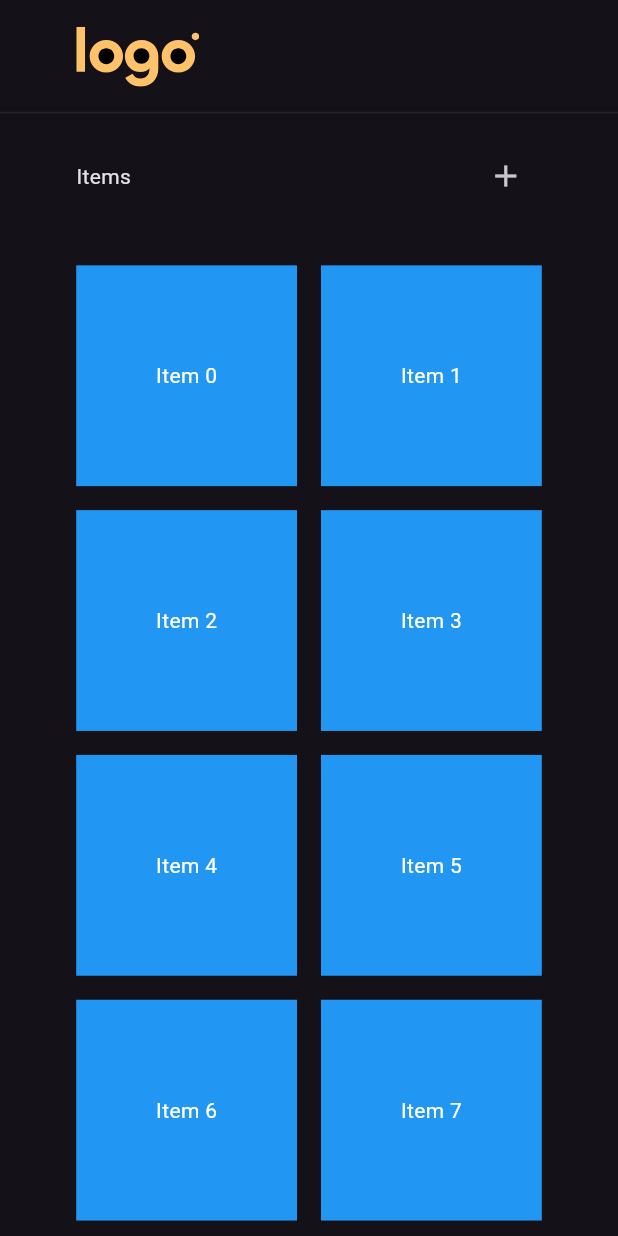
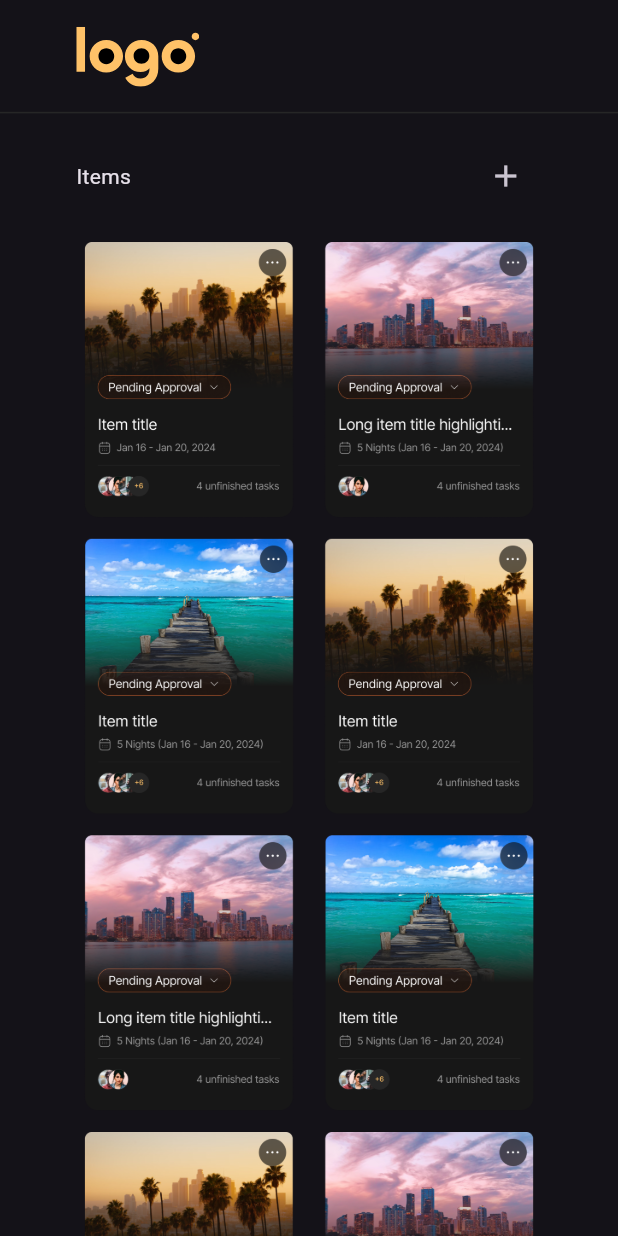
Before and after one commit to mo7amedaliEbaid/flutter_web_ui, a Flutter app: the DesktopView screen opened directly, on a phone screen of 412 x 824 dp. Run offline on Flutter 3.47's test engine with Material 3 defaults, Android fonts, the phone set to English and light mode, and no system bars; our stand-ins replace flutter_svg, google_fonts.

Commit message:
responsive

```diff
--- a/lib/desktop/desktop.dart
+++ b/lib/desktop/desktop.dart
@@ -1,3 +1,4 @@
+import 'package:flutter/gestures.dart';
 import 'package:flutter/material.dart';
 import 'package:flutter_svg/flutter_svg.dart';
 import 'package:flutter_web_ui/configs/configs.dart';
@@ -5,6 +6,16 @@ import 'package:flutter_web_ui/widgets/common_grid.dart';
 
 import '../gen/assets.gen.dart';
 import '../widgets/common_row.dart';
+
+class MyCustomScrollBehavior extends MaterialScrollBehavior {
+  // Override to allow mouse, touch, etc.
+  @override
+  Set<PointerDeviceKind> get dragDevices => {
+        PointerDeviceKind.touch,
+        PointerDeviceKind.mouse,
+        PointerDeviceKind.trackpad,
+      };
+}
 
 class DesktopView extends StatefulWidget {
   const DesktopView({super.key});
@@ -33,6 +44,12 @@ class _DesktopViewState extends State<DesktopView> {
             height: 0,
             indent: 0,
           ),
+          Expanded(
+            child: ScrollConfiguration(
+              behavior: MyCustomScrollBehavior(),
+              child: SingleChildScrollView(
+                child: Column(
+                  children: [
                     Padding(
                       padding: EdgeInsets.symmetric(
                         horizontal: AppDimensions.normalize(20),
@@ -43,6 +60,11 @@ class _DesktopViewState extends State<DesktopView> {
                     CommonGrid(),
                   ],
                 ),
+              ),
+            ),
+          )
+        ],
+      ),
     );
   }
 }
--- a/lib/gen/assets.gen.dart
+++ b/lib/gen/assets.gen.dart
@@ -11,6 +11,15 @@ import 'package:flutter/widgets.dart';
 
 class $AssetsPngGen {
   const $AssetsPngGen();
+
+  /// File path: assets/png/card1.png
+  AssetGenImage get card1 => const AssetGenImage('assets/png/card1.png');
+
+  /// File path: assets/png/card2.png
+  AssetGenImage get card2 => const AssetGenImage('assets/png/card2.png');
+
+  /// File path: assets/png/card3.png
+  AssetGenImage get card3 => const AssetGenImage('assets/png/card3.png');
 
   /// File path: assets/png/grid1.png
   AssetGenImage get grid1 => const AssetGenImage('assets/png/grid1.png');
@@ -32,6 +41,9 @@ class $AssetsPngGen {
 
   /// List of all assets
   List<AssetGenImage> get values => [
+    card1,
+    card2,
+    card3,
     grid1,
     grid2,
     grid3,
--- a/lib/widgets/common_grid.dart
+++ b/lib/widgets/common_grid.dart
@@ -1,4 +1,5 @@
 import 'package:flutter/material.dart';
+import 'package:flutter_web_ui/widgets/grid_item.dart';
 
 import '../configs/app_dimensions.dart';
 import '../responsive/responsive_grid.dart';
@@ -13,29 +14,24 @@ class CommonGrid extends StatefulWidget {
 class _CommonGridState extends State<CommonGrid> {
   @override
   Widget build(BuildContext context) {
-    return Expanded(
-      child: ResponsiveGridView(
+    return ResponsiveGridView(
+      shrinkWrap: true,
+      physics: NeverScrollableScrollPhysics(),
       padding: EdgeInsets.symmetric(
         horizontal: AppDimensions.normalize(20),
-          vertical: AppDimensions.normalize(7),
+        //   vertical: AppDimensions.normalize(7),
       ),
       gridDelegate: ResponsiveGridDelegate(
-          maxCrossAxisExtent: 200,
-          mainAxisSpacing: 16,
-          crossAxisSpacing: 16,
-          childAspectRatio: 1,
+        maxCrossAxisExtent: 300,
+        mainAxisSpacing: 10,
+        crossAxisSpacing: 10,
+        childAspectRatio: .8,
       ),
       children: List.generate(8, (index) {
-          return Container(
-            color: Colors.blue,
-            alignment: Alignment.center,
-            child: Text(
-              'Item $index',
-              style: TextStyle(color: Colors.white),
-            ),
+        return GridItem(
+          assetPath: gridAssets[index],
         );
       }),
-      ),
     );
   }
 }
--- /dev/null
+++ b/lib/widgets/grid_item.dart
@@ -0,0 +1,29 @@
+import 'package:flutter/material.dart';
+
+import '../gen/assets.gen.dart';
+
+List<String> gridAssets = [
+  Assets.png.card1.path,
+  Assets.png.card2.path,
+  Assets.png.card3.path,
+  Assets.png.card1.path,
+  Assets.png.card2.path,
+  Assets.png.card3.path,
+  Assets.png.card1.path,
+  Assets.png.card2.path,
+];
+
+class GridItem extends StatefulWidget {
+  const GridItem({super.key, required this.assetPath});
+  final String assetPath;
+
+  @override
+  State<GridItem> createState() => _GridItemState();
+}
+
+class _GridItemState extends State<GridItem> {
+  @override
+  Widget build(BuildContext context) {
+    return Image.asset(widget.assetPath);
+  }
+}
```
Also changed, not shown: assets/png/card1.png (added), assets/png/card2.png (added), assets/png/card3.png (added). Lines whose indentation alone changed are shown as unchanged.
